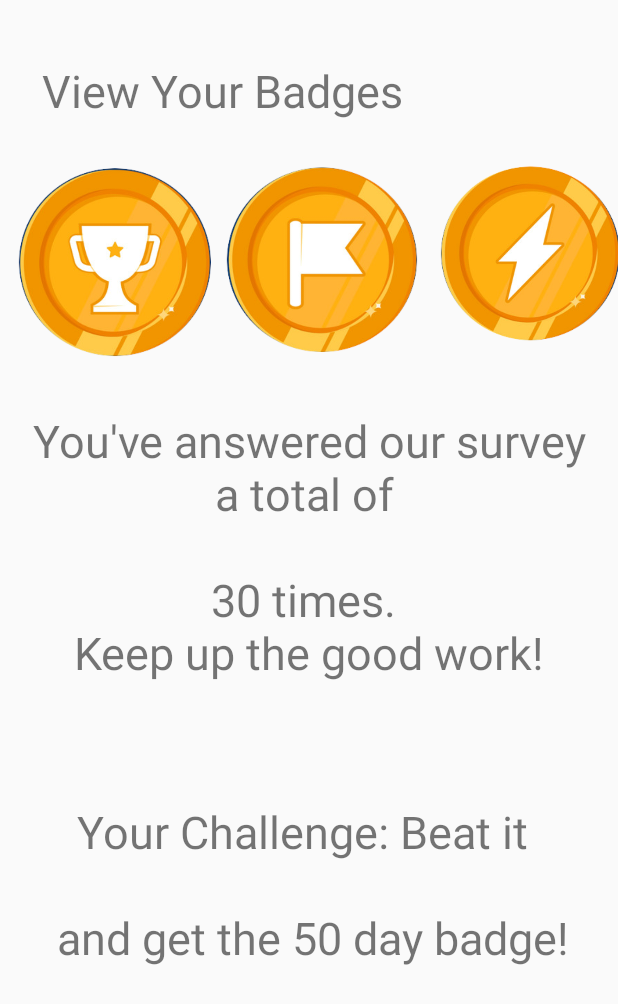
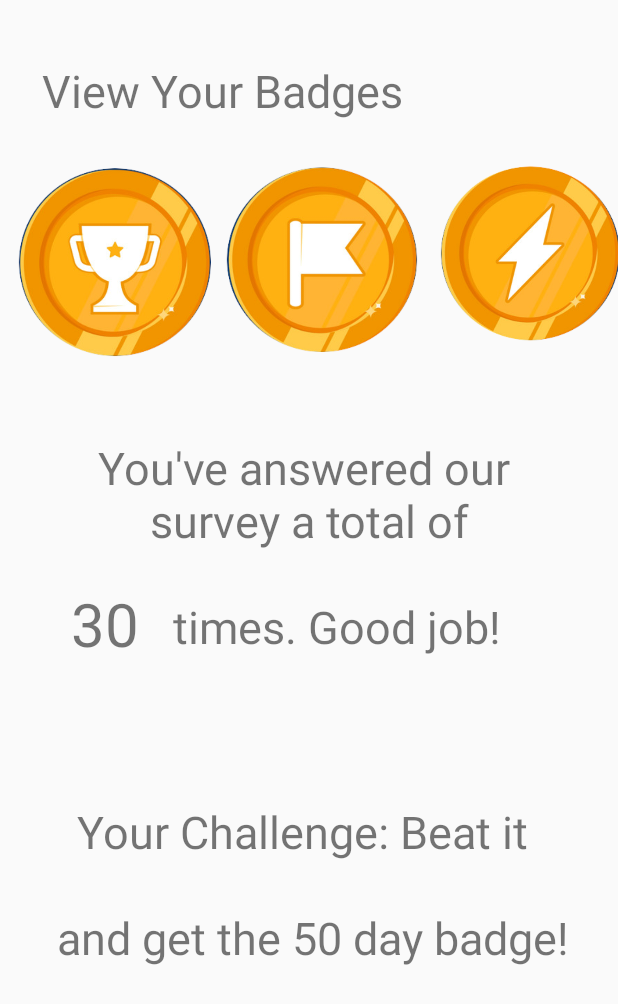
Before and after one commit to First-responder-anxiety/StressOS, an Android app: the BadgeActivity screen opened directly, with no data from a screen before it, after a tap on an icon or button, on a phone screen of 412 x 824 dp. Shown: the top 1004 px of the screen. Run offline under Robolectric (Android 15) with nearby library versions, the phone set to English and light mode, and no system bars.

Commit message:
- Added the longest streak and number of survey badges.

```diff
--- a/app/src/main/java/com/example/stressos/BadgeActivity.java
+++ b/app/src/main/java/com/example/stressos/BadgeActivity.java
@@ -17,7 +17,7 @@ public class BadgeActivity extends AppCompatActivity {
 
     private String streakBadgeDescription = "Your longest streak for answering our surveys is \n\n days in a row!";
     private String streakChallengeDescription = "Your Challenge: Beat it!\n\nCurrent Streak: ";
-    private String surveyBadgeDescription = "You've answered our survey a total of \n\n" + numberOfSurveysAnswered + " times. \nKeep up the good work!";
+    private String surveyBadgeDescription = "You've answered our \n survey a total of \n\n     times. Good job!";
     private String surveyChallengeDescription = "Your Challenge: Beat it \n\n and get the " + nextDayBadge + " day badge!";
     private String timeBadgeDescription = "";
     private String timeChallengeDescription = "";
@@ -80,7 +80,7 @@ public class BadgeActivity extends AppCompatActivity {
 
         // Set the longest Streak number.
         TextView longestStreakTextView = findViewById(R.id.longestStreakNumber);
-        longestStreakTextView.setText("");
+        longestStreakTextView.setText(numberOfSurveysAnswered);
 
         // Set the current Streak number.
         TextView currentStreakTextView = findViewById(R.id.currentStreakNumber);
```
